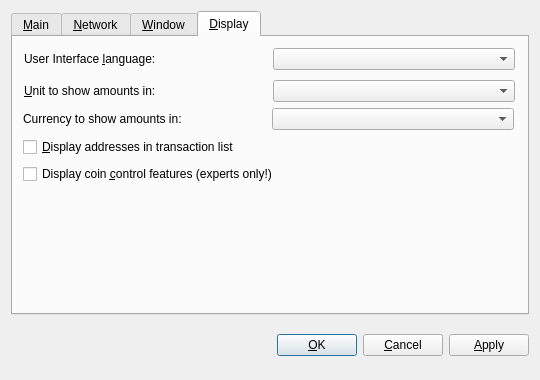
First picture: the form in src/qt/forms/optionsdialog.ui, repository transcoder/CasinoCoin, before the edit.
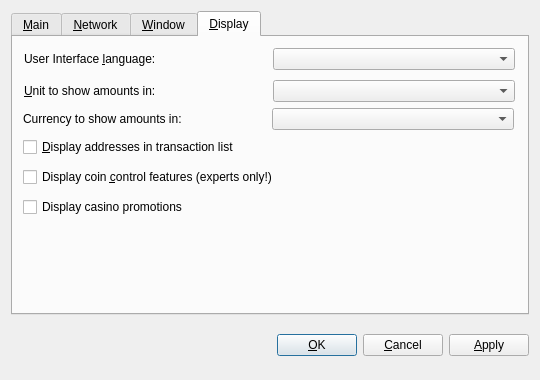
Second picture: the form after the edit. Custom widgets are drawn as their Qt base class.

```diff
--- a/src/qt/forms/optionsdialog.ui
+++ b/src/qt/forms/optionsdialog.ui
@@ -309,7 +309,7 @@
         <rect>
          <x>10</x>
          <y>100</y>
-         <width>230</width>
+         <width>491</width>
          <height>20</height>
         </rect>
        </property>
@@ -324,8 +324,8 @@
        <property name="geometry">
         <rect>
          <x>10</x>
-         <y>127</y>
-         <width>275</width>
+         <y>130</y>
+         <width>491</width>
          <height>20</height>
         </rect>
        </property>
@@ -435,6 +435,22 @@
         </item>
        </layout>
       </widget>
+      <widget class="QCheckBox" name="displayPromotions">
+       <property name="geometry">
+        <rect>
+         <x>10</x>
+         <y>160</y>
+         <width>491</width>
+         <height>20</height>
+        </rect>
+       </property>
+       <property name="toolTip">
+        <string>Whether to show casino promotions on the overview page or not.</string>
+       </property>
+       <property name="text">
+        <string>Display casino promotions</string>
+       </property>
+      </widget>
      </widget>
     </widget>
    </item>
```
Left out of the diff: 6 changed lines with no effect on the pictures.
